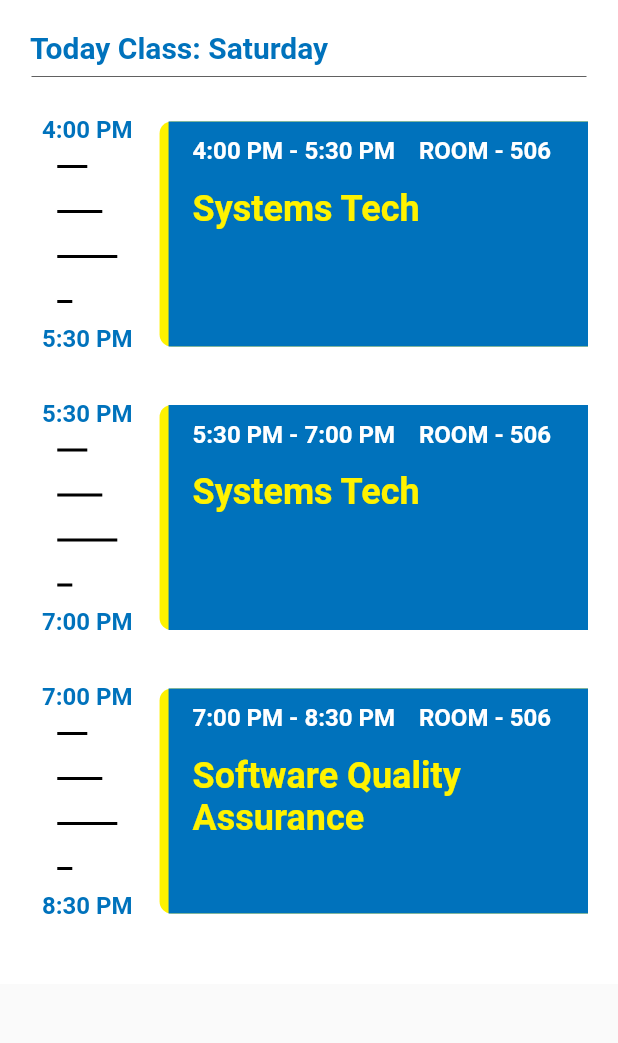
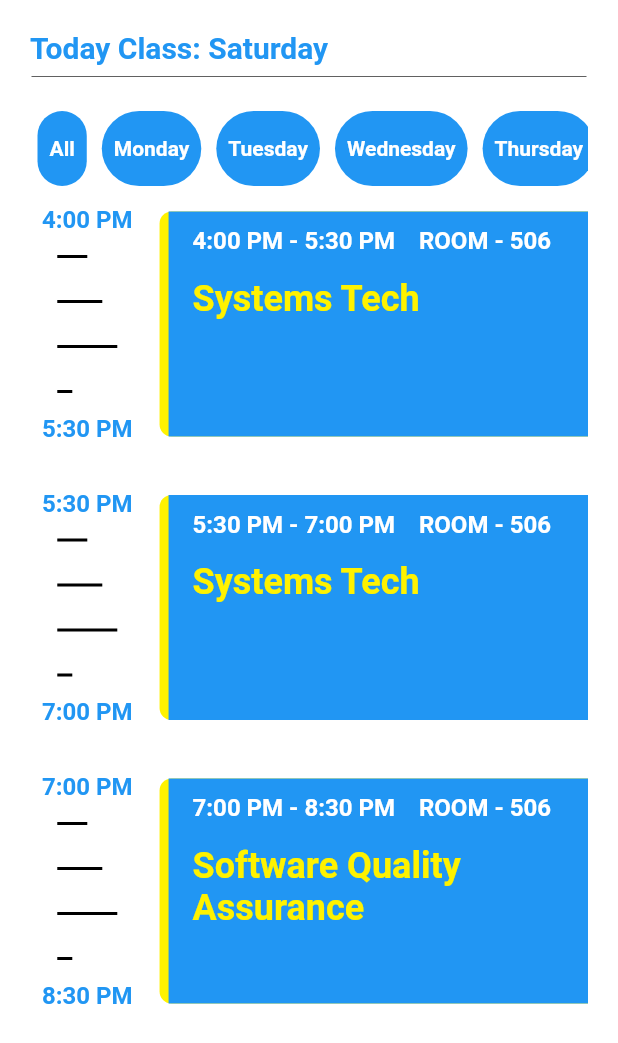
Before and after one commit to bryanken00/calendar, a Flutter app: the CalendarPage widget shown alone on an empty page, opened directly, on a phone screen of 412 x 824 dp. Shown: the top 1043 px of the screen. Run offline on Flutter 3.47's test engine with Material 2 defaults, Android fonts, the phone set to English and light mode, and no system bars; our stand-ins replace google_fonts, google_nav_bar, shared_preferences; accounts and stored records are empty.

Commit message:
Add days button

```diff
--- a/lib/models/colors.dart
+++ b/lib/models/colors.dart
@@ -2,7 +2,7 @@ import 'package:flutter/material.dart';
 
 class ColorPallete {
   // STI
-  Color stiColor = const Color(0xFF0072bc);
+  Color stiColor = Colors.blue;
   Color white = const Color(0xFFFFFFFF);
   Color black = const Color(0xFF000000);
   Color stiBackground = const Color(0xFFfff200);
--- a/lib/models/date.dart
+++ b/lib/models/date.dart
@@ -121,4 +121,18 @@ class MySchedule {
       'room': 'BAHAY',
     },
   ];
+
+  List<Map<String, dynamic>> getAllSchedules() {
+    List<Map<String, dynamic>> allSchedules = [];
+
+    allSchedules.addAll(monday);
+    allSchedules.addAll(tuesday);
+    allSchedules.addAll(wednesday);
+    allSchedules.addAll(thursday);
+    allSchedules.addAll(friday);
+    allSchedules.addAll(saturday);
+    allSchedules.addAll(sunday);
+
+    return allSchedules;
+  }
 }
--- a/lib/pages/calendar_page.dart
+++ b/lib/pages/calendar_page.dart
@@ -45,6 +45,29 @@ class _CalendarPage extends State<CalendarPage> {
     }
   }
 
+  void updateDay(String selectedDay) {
+    setState(() {
+      day = selectedDay;
+      if (selectedDay == 'All') {
+        dataSched = mySched.getAllSchedules();
+      } else if (selectedDay == 'Monday') {
+        dataSched = mySched.monday;
+      } else if (selectedDay == 'Tuesday') {
+        dataSched = mySched.tuesday;
+      } else if (selectedDay == 'Wednesday') {
+        dataSched = mySched.wednesday;
+      } else if (selectedDay == 'Thursday') {
+        dataSched = mySched.thursday;
+      } else if (selectedDay == 'Friday') {
+        dataSched = mySched.friday;
+      } else if (selectedDay == 'Saturday') {
+        dataSched = mySched.saturday;
+      } else if (selectedDay == 'Sunday') {
+        dataSched = mySched.sunday;
+      }
+    });
+  }
+
   @override
   void initState() {
     super.initState();
@@ -61,7 +84,7 @@ class _CalendarPage extends State<CalendarPage> {
           child: Column(
             crossAxisAlignment: CrossAxisAlignment.start,
             children: [
-              // Title
+              //Title
               Text(
                 'Today Class: $day',
                 style: TextStyle(
@@ -71,11 +94,58 @@ class _CalendarPage extends State<CalendarPage> {
                 ),
               ),
 
-              // Divider
+              //Divider
               Container(
                 padding: const EdgeInsets.only(left: 1, right: 1, bottom: 10),
                 child: Divider(
                   color: Colors.grey[700],
+                ),
+              ),
+
+              SizedBox(
+                height: 60,
+                child: ListView(
+                  scrollDirection: Axis.horizontal,
+                  children: [
+                    for (String days in [
+                      'All',
+                      'Monday',
+                      'Tuesday',
+                      'Wednesday',
+                      'Thursday',
+                      'Friday',
+                      'Saturday',
+                      'Sunday',
+                    ])
+                      GestureDetector(
+                        onTap: () {
+                          updateDay(days);
+                          print('Tapped on $day');
+                        },
+                        child: Container(
+                          margin: const EdgeInsets.all(5),
+                          decoration: BoxDecoration(
+                            borderRadius:
+                                BorderRadius.circular(30), // Rounded edges
+                            color: Colors
+                                .blue, // Replace with your desired button color
+                          ),
+                          child: Center(
+                            child: Padding(
+                              padding: const EdgeInsets.all(8.0),
+                              child: Text(
+                                days,
+                                style: const TextStyle(
+                                  color: Colors
+                                      .white, // Replace with your desired text color
+                                  fontWeight: FontWeight.bold,
+                                ),
+                              ),
+                            ),
+                          ),
+                        ),
+                      ),
+                  ],
                 ),
               ),
 
```
Also changed, not shown: lib/component/panel_generator.dart (+11 -0 lines), pubspec.lock.
